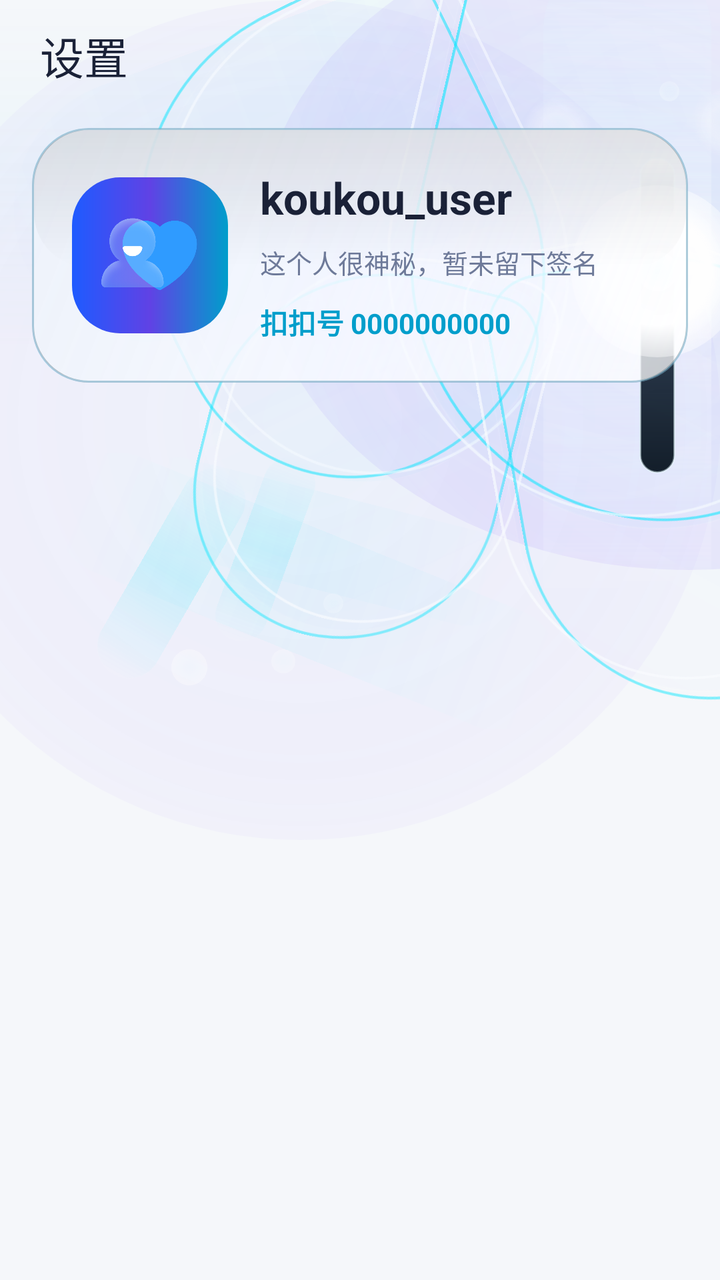
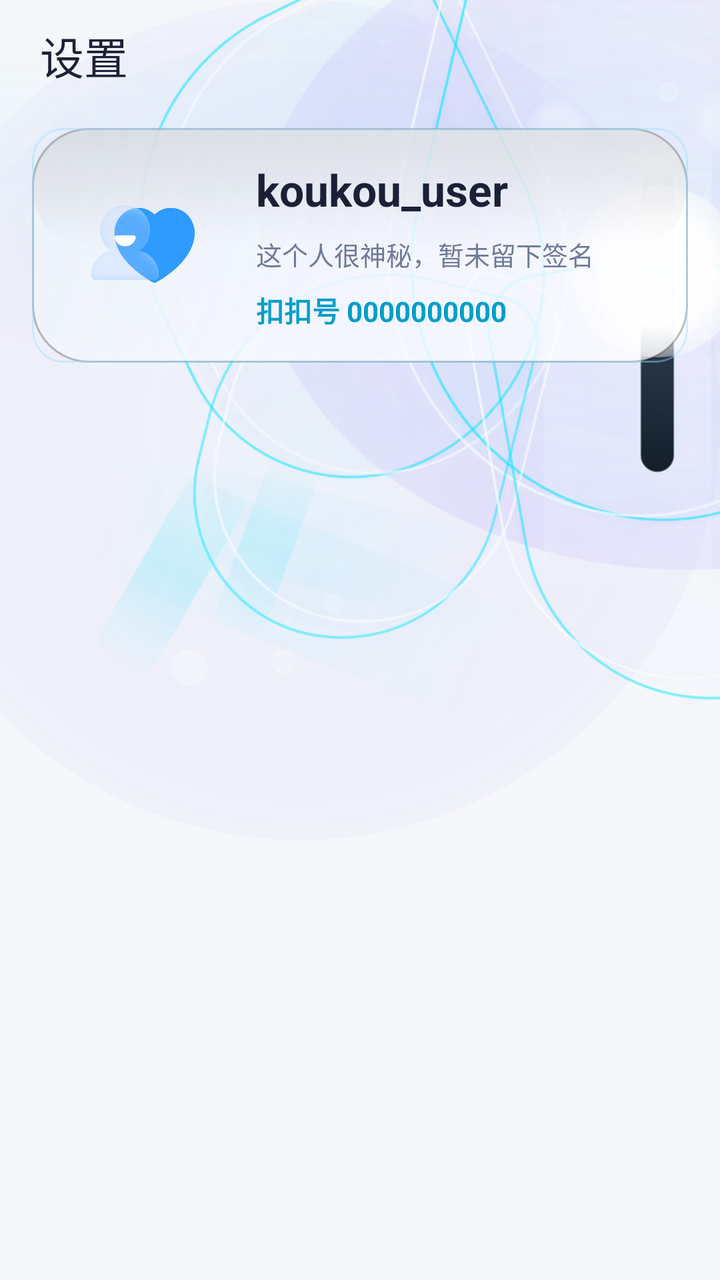

An Android layout rendered at two revisions. The XML below is the earlier revision; the diff shows what the commit changed to produce the second picture.
<!-- AndroidManifest.xml: application theme Theme.Koukou -->
<!-- res/layout/fragment_settings.xml -->
<?xml version="1.0" encoding="utf-8"?>
<androidx.constraintlayout.widget.ConstraintLayout xmlns:android="http://schemas.android.com/apk/res/android"
    xmlns:app="http://schemas.android.com/apk/res-auto"
    android:layout_width="match_parent"
    android:layout_height="match_parent"
    android:background="@android:color/transparent">

    <com.example.koukou.widget.CodeRainView
        android:id="@+id/code_rain_view"
        android:layout_width="0dp"
        android:layout_height="0dp"
        android:alpha="0.76"
        android:visibility="gone"
        app:layout_constraintBottom_toBottomOf="parent"
        app:layout_constraintEnd_toEndOf="parent"
        app:layout_constraintStart_toStartOf="parent"
        app:layout_constraintTop_toTopOf="parent" />

    <com.example.koukou.widget.ThemeAtmosphereView
        android:id="@+id/theme_effect_view"
        android:layout_width="0dp"
        android:layout_height="0dp"
        android:alpha="0.88"
        android:visibility="gone"
        app:layout_constraintBottom_toBottomOf="parent"
        app:layout_constraintEnd_toEndOf="parent"
        app:layout_constraintStart_toStartOf="parent"
        app:layout_constraintTop_toTopOf="parent" />

    <View
        android:id="@+id/view_top_scrim"
        android:layout_width="0dp"
        android:layout_height="172dp"
        android:background="@drawable/bg_settings_header_scrim"
        app:layout_constraintEnd_toEndOf="parent"
        app:layout_constraintStart_toStartOf="parent"
        app:layout_constraintTop_toTopOf="parent" />

    <View
        android:id="@+id/glow_halo"
        android:layout_width="420dp"
        android:layout_height="420dp"
        android:alpha="0.18"
        android:background="@drawable/bg_butterfly_halo"
        app:layout_constraintEnd_toEndOf="parent"
        app:layout_constraintTop_toTopOf="parent" />

    <View
        android:id="@+id/glow_sheen"
        android:layout_width="360dp"
        android:layout_height="132dp"
        android:alpha="0.12"
        android:background="@drawable/bg_butterfly_sheen"
        android:rotation="-20"
        app:layout_constraintEnd_toEndOf="parent"
        app:layout_constraintTop_toTopOf="parent" />

    <FrameLayout
        android:id="@+id/iv_decor"
        android:layout_width="430dp"
        android:layout_height="382dp"
        android:layout_marginTop="-18dp"
        android:layout_marginEnd="-88dp"
        android:alpha="0.98"
        app:layout_constraintEnd_toEndOf="parent"
        app:layout_constraintTop_toTopOf="parent">

        <include layout="@layout/view_iridescent_butterfly" />
    </FrameLayout>

    <com.google.android.material.appbar.MaterialToolbar
        android:id="@+id/toolbar"
        android:layout_width="0dp"
        android:layout_height="@dimen/app_bar_height"
        android:paddingStart="@dimen/page_horizontal_padding"
        android:paddingEnd="@dimen/page_horizontal_padding"
        app:contentInsetStartWithNavigation="0dp"
        app:layout_constraintEnd_toEndOf="parent"
        app:layout_constraintHorizontal_bias="0.5"
        app:layout_constraintStart_toStartOf="parent"
        app:layout_constraintTop_toTopOf="parent"
        app:layout_constraintWidth_max="@dimen/content_max_width"
        app:title="设置"
        app:titleTextColor="@color/butterfly_text_primary" />

    <com.google.android.material.card.MaterialCardView
        android:id="@+id/cv_info"
        android:layout_width="0dp"
        android:layout_height="wrap_content"
        android:layout_marginStart="@dimen/page_horizontal_padding"
        android:layout_marginTop="@dimen/space_sm"
        android:layout_marginEnd="@dimen/page_horizontal_padding"
        app:cardBackgroundColor="@android:color/transparent"
        app:cardCornerRadius="28dp"
        app:cardElevation="0dp"
        app:layout_constraintEnd_toEndOf="parent"
        app:layout_constraintHorizontal_bias="0.5"
        app:layout_constraintStart_toStartOf="parent"
        app:layout_constraintTop_toBottomOf="@id/toolbar"
        app:layout_constraintWidth_max="@dimen/content_max_width"
        app:strokeColor="#6C96DFFF"
        app:strokeWidth="1dp">

        <LinearLayout
            android:id="@+id/layout_info_surface"
            android:layout_width="match_parent"
            android:layout_height="wrap_content"
            android:background="@drawable/bg_butterfly_glass_card"
            android:gravity="center_vertical"
            android:orientation="horizontal"
            android:padding="20dp">

            <ImageView
                android:id="@+id/iv_avatar"
                android:layout_width="78dp"
                android:layout_height="78dp"
                android:background="@drawable/bg_login_gradient"
                android:padding="2dp"
                android:src="@mipmap/tubiao" />

            <LinearLayout
                android:layout_width="0dp"
                android:layout_height="wrap_content"
                android:layout_marginStart="@dimen/space_md"
                android:layout_weight="1"
                android:orientation="vertical">

                <TextView
                    android:id="@+id/tv_nickname"
                    android:layout_width="wrap_content"
                    android:layout_height="wrap_content"
                    android:text="koukou_user"
                    android:textColor="@color/butterfly_text_primary"
                    android:textSize="22sp"
                    android:textStyle="bold" />

                <TextView
                    android:id="@+id/tv_signature"
                    android:layout_width="wrap_content"
                    android:layout_height="wrap_content"
                    android:layout_marginTop="@dimen/space_sm"
                    android:maxLines="2"
                    android:text="这个人很神秘，暂未留下签名"
                    android:textColor="@color/butterfly_text_secondary"
                    android:textSize="13sp" />

                <TextView
                    android:id="@+id/tv_userid"
                    android:layout_width="wrap_content"
                    android:layout_height="wrap_content"
                    android:layout_marginTop="10dp"
                    android:text="扣扣号 0000000000"
                    android:textColor="@color/butterfly_cyan"
                    android:textSize="14sp"
                    android:textStyle="bold" />
            </LinearLayout>
        </LinearLayout>
    </com.google.android.material.card.MaterialCardView>

    <androidx.recyclerview.widget.RecyclerView
        android:id="@+id/rv_settings"
        android:layout_width="0dp"
        android:layout_height="0dp"
        android:clipToPadding="false"
        android:paddingStart="@dimen/page_horizontal_padding"
        android:paddingTop="10dp"
        android:paddingEnd="@dimen/page_horizontal_padding"
        android:paddingBottom="@dimen/page_bottom_content_padding"
        app:layout_constraintBottom_toBottomOf="parent"
        app:layout_constraintEnd_toEndOf="parent"
        app:layout_constraintHorizontal_bias="0.5"
        app:layout_constraintStart_toStartOf="parent"
        app:layout_constraintTop_toBottomOf="@id/cv_info"
        app:layout_constraintWidth_max="@dimen/content_max_width" />

</androidx.constraintlayout.widget.ConstraintLayout>
<!-- res/layout/view_iridescent_butterfly.xml (included above) -->
<?xml version="1.0" encoding="utf-8"?>
<FrameLayout xmlns:android="http://schemas.android.com/apk/res/android"
    android:layout_width="match_parent"
    android:layout_height="match_parent"
    android:clipChildren="false"
    android:clipToPadding="false">

    <View
        android:layout_width="430dp"
        android:layout_height="330dp"
        android:layout_gravity="end|top"
        android:layout_marginTop="-28dp"
        android:layout_marginEnd="-112dp"
        android:alpha="0.34"
        android:background="@drawable/bg_butterfly_halo"
        android:tag="butterfly_glow" />

    <View
        android:layout_width="280dp"
        android:layout_height="250dp"
        android:layout_gravity="end|top"
        android:layout_marginTop="18dp"
        android:layout_marginEnd="12dp"
        android:alpha="0.18"
        android:background="@drawable/bg_butterfly_ring_glass"
        android:tag="butterfly_glow" />

    <View
        android:layout_width="84dp"
        android:layout_height="360dp"
        android:layout_gravity="end|top"
        android:layout_marginTop="-10dp"
        android:layout_marginEnd="92dp"
        android:alpha="0.56"
        android:background="@drawable/bg_butterfly_vertical_beam"
        android:tag="light_beam" />

    <View
        android:layout_width="268dp"
        android:layout_height="62dp"
        android:layout_gravity="bottom|start"
        android:layout_marginStart="2dp"
        android:layout_marginBottom="38dp"
        android:alpha="0.22"
        android:background="@drawable/bg_butterfly_trail"
        android:rotation="22"
        android:tag="butterfly_glow" />

    <View
        android:layout_width="198dp"
        android:layout_height="48dp"
        android:layout_gravity="bottom|start"
        android:layout_marginStart="44dp"
        android:layout_marginBottom="70dp"
        android:alpha="0.16"
        android:background="@drawable/bg_butterfly_trail"
        android:rotation="14"
        android:tag="trail_particle" />

    <View
        android:layout_width="32dp"
        android:layout_height="116dp"
        android:layout_gravity="bottom|start"
        android:layout_marginStart="52dp"
        android:layout_marginBottom="20dp"
        android:alpha="0.34"
        android:background="@drawable/bg_butterfly_particle_trail"
        android:rotation="30"
        android:tag="trail_particle" />

    <View
        android:layout_width="26dp"
        android:layout_height="96dp"
        android:layout_gravity="bottom|start"
        android:layout_marginStart="102dp"
        android:layout_marginBottom="42dp"
        android:alpha="0.28"
        android:background="@drawable/bg_butterfly_particle_trail"
        android:rotation="20"
        android:tag="trail_particle" />

    <View
        android:layout_width="18dp"
        android:layout_height="18dp"
        android:layout_gravity="bottom|start"
        android:layout_marginStart="68dp"
        android:layout_marginBottom="22dp"
        android:alpha="0.38"
        android:background="@drawable/bg_butterfly_glint"
        android:tag="spray_particle" />

    <View
        android:layout_width="12dp"
        android:layout_height="12dp"
        android:layout_gravity="bottom|start"
        android:layout_marginStart="118dp"
        android:layout_marginBottom="28dp"
        android:alpha="0.3"
        android:background="@drawable/bg_butterfly_glint"
        android:tag="spray_particle" />

    <View
        android:layout_width="10dp"
        android:layout_height="10dp"
        android:layout_gravity="bottom|start"
        android:layout_marginStart="144dp"
        android:layout_marginBottom="58dp"
        android:alpha="0.24"
        android:background="@drawable/bg_butterfly_glint"
        android:tag="particle" />

    <View
        android:layout_width="14dp"
        android:layout_height="14dp"
        android:layout_gravity="top|start"
        android:layout_marginStart="196dp"
        android:layout_marginTop="108dp"
        android:alpha="0.34"
        android:background="@drawable/bg_butterfly_glint"
        android:tag="particle" />

    <View
        android:layout_width="10dp"
        android:layout_height="10dp"
        android:layout_gravity="top|end"
        android:layout_marginTop="58dp"
        android:layout_marginEnd="108dp"
        android:alpha="0.28"
        android:background="@drawable/bg_butterfly_glint"
        android:tag="particle" />

    <ImageView
        android:layout_width="192dp"
        android:layout_height="236dp"
        android:layout_gravity="end|top"
        android:layout_marginTop="22dp"
        android:layout_marginEnd="176dp"
        android:alpha="0.22"
        android:background="@drawable/bg_butterfly_wing_outer"
        android:rotation="-26" />

    <ImageView
        android:layout_width="192dp"
        android:layout_height="236dp"
        android:layout_gravity="end|top"
        android:layout_marginTop="20dp"
        android:layout_marginEnd="182dp"
        android:alpha="0.74"
        android:background="@drawable/bg_butterfly_wing_edge"
        android:rotation="-26"
        android:tag="chroma_cyan" />

    <ImageView
        android:layout_width="192dp"
        android:layout_height="236dp"
        android:layout_gravity="end|top"
        android:layout_marginTop="18dp"
        android:layout_marginEnd="170dp"
        android:alpha="0.7"
        android:background="@drawable/bg_butterfly_wing_edge_pearl"
        android:rotation="-26"
        android:tag="chroma_pearl" />

    <ImageView
        android:layout_width="240dp"
        android:layout_height="292dp"
        android:layout_gravity="end|top"
        android:layout_marginTop="-12dp"
        android:layout_marginEnd="2dp"
        android:alpha="0.24"
        android:background="@drawable/bg_butterfly_wing_outer"
        android:rotation="13"
        android:scaleX="-1" />

    <ImageView
        android:layout_width="240dp"
        android:layout_height="292dp"
        android:layout_gravity="end|top"
        android:layout_marginTop="-16dp"
        android:layout_marginEnd="-2dp"
        android:alpha="0.82"
        android:background="@drawable/bg_butterfly_wing_edge"
        android:rotation="13"
        android:scaleX="-1"
        android:tag="chroma_cyan" />

    <ImageView
        android:layout_width="240dp"
        android:layout_height="292dp"
        android:layout_gravity="end|top"
        android:layout_marginTop="-18dp"
        android:layout_marginEnd="10dp"
        android:alpha="0.78"
        android:background="@drawable/bg_butterfly_wing_edge_pearl"
        android:rotation="13"
        android:scaleX="-1"
        android:tag="chroma_pearl" />

    <ImageView
        android:layout_width="152dp"
        android:layout_height="188dp"
        android:layout_gravity="end|bottom"
        android:layout_marginEnd="190dp"
        android:layout_marginBottom="48dp"
        android:alpha="0.2"
        android:background="@drawable/bg_butterfly_wing_inner"
        android:rotation="14" />

    <ImageView
        android:layout_width="152dp"
        android:layout_height="188dp"
        android:layout_gravity="end|bottom"
        android:layout_marginEnd="194dp"
        android:layout_marginBottom="44dp"
        android:alpha="0.72"
        android:background="@drawable/bg_butterfly_wing_edge_inner"
        android:rotation="14"
        android:tag="chroma_cyan" />

    <ImageView
        android:layout_width="152dp"
        android:layout_height="188dp"
        android:layout_gravity="end|bottom"
        android:layout_marginEnd="184dp"
        android:layout_marginBottom="52dp"
        android:alpha="0.66"
        android:background="@drawable/bg_butterfly_wing_edge_inner_pearl"
        android:rotation="14"
        android:tag="chroma_pearl" />

    <ImageView
        android:layout_width="182dp"
        android:layout_height="226dp"
        android:layout_gravity="end|bottom"
        android:layout_marginEnd="12dp"
        android:layout_marginBottom="18dp"
        android:alpha="0.22"
        android:background="@drawable/bg_butterfly_wing_inner"
        android:rotation="-10"
        android:scaleX="-1" />

    <ImageView
        android:layout_width="182dp"
        android:layout_height="226dp"
        android:layout_gravity="end|bottom"
        android:layout_marginEnd="8dp"
        android:layout_marginBottom="14dp"
        android:alpha="0.78"
        android:background="@drawable/bg_butterfly_wing_edge_inner"
        android:rotation="-10"
        android:scaleX="-1"
        android:tag="chroma_cyan" />

    <ImageView
        android:layout_width="182dp"
        android:layout_height="226dp"
        android:layout_gravity="end|bottom"
        android:layout_marginEnd="20dp"
        android:layout_marginBottom="24dp"
        android:alpha="0.72"
        android:background="@drawable/bg_butterfly_wing_edge_inner_pearl"
        android:rotation="-10"
        android:scaleX="-1"
        android:tag="chroma_pearl" />

    <View
        android:layout_width="18dp"
        android:layout_height="158dp"
        android:layout_gravity="end|top"
        android:layout_marginTop="96dp"
        android:layout_marginEnd="110dp"
        android:alpha="0.96"
        android:background="@drawable/bg_butterfly_body" />

    <View
        android:layout_width="86dp"
        android:layout_height="86dp"
        android:layout_gravity="end|top"
        android:layout_marginTop="110dp"
        android:layout_marginEnd="76dp"
        android:alpha="1"
        android:background="@drawable/bg_butterfly_core_glow"
        android:tag="core_glow" />

    <View
        android:layout_width="20dp"
        android:layout_height="20dp"
        android:layout_gravity="end|top"
        android:layout_marginTop="143dp"
        android:layout_marginEnd="109dp"
        android:alpha="0.88"
        android:background="@drawable/bg_butterfly_glint"
        android:tag="core_glow" />

    <View
        android:layout_width="34dp"
        android:layout_height="34dp"
        android:layout_gravity="end|top"
        android:layout_marginTop="66dp"
        android:layout_marginEnd="152dp"
        android:alpha="0.32"
        android:background="@drawable/bg_butterfly_glint"
        android:tag="butterfly_glow" />

    <View
        android:layout_width="40dp"
        android:layout_height="40dp"
        android:layout_gravity="end|top"
        android:layout_marginTop="58dp"
        android:layout_marginEnd="64dp"
        android:alpha="0.3"
        android:background="@drawable/bg_butterfly_glint"
        android:tag="butterfly_glow" />

</FrameLayout>
<!-- resources referenced by this layout -->
<resources>
  <color name="butterfly_cyan">#009ECB</color>
  <color name="butterfly_text_primary">#1A2137</color>
  <color name="butterfly_text_secondary">#6E7A99</color>
  <dimen name="app_bar_height">56dp</dimen>
  <dimen name="content_max_width">840dp</dimen>
  <dimen name="page_bottom_content_padding">72dp</dimen>
  <dimen name="page_horizontal_padding">16dp</dimen>
  <dimen name="space_md">16dp</dimen>
  <dimen name="space_sm">8dp</dimen>
  <!-- drawable bg_butterfly_glint (drawable) -->
  <?xml version="1.0" encoding="utf-8"?>
  <shape xmlns:android="http://schemas.android.com/apk/res/android"
      android:shape="oval">
      <gradient
          android:centerColor="#FFFFFFFF"
          android:endColor="#00FFFFFF"
          android:gradientRadius="18dp"
          android:startColor="#B8F0FFFF"
          android:type="radial" />
  </shape>
  <!-- drawable bg_butterfly_halo (drawable) -->
  <?xml version="1.0" encoding="utf-8"?>
  <shape xmlns:android="http://schemas.android.com/apk/res/android"
      android:shape="oval">
      <gradient
          android:centerColor="#4C805CFF"
          android:endColor="#00081218"
          android:gradientRadius="320dp"
          android:startColor="#2E1E5BFF"
          android:type="radial" />
  </shape>
  <!-- drawable bg_login_gradient (drawable) -->
  <?xml version="1.0" encoding="utf-8"?>
  <shape xmlns:android="http://schemas.android.com/apk/res/android"
      android:shape="rectangle">
      <gradient
          android:angle="0"
          android:centerColor="@color/butterfly_purple"
          android:endColor="@color/butterfly_cyan"
          android:startColor="@color/butterfly_primary"
          android:type="linear" />
      <corners android:radius="24dp" />
  </shape>
  <!-- drawable bg_settings_header_scrim (drawable) -->
  <?xml version="1.0" encoding="utf-8"?>
  <shape xmlns:android="http://schemas.android.com/apk/res/android"
      android:shape="rectangle">
      <gradient
          android:angle="90"
          android:startColor="#18F3F6FC"
          android:centerColor="#0A33D8F3"
          android:endColor="#00000000"
          android:type="linear" />
  </shape>
  <style name="Theme.Koukou" parent="Base.Theme.Koukou" />
  <color name="butterfly_purple">#6042E5</color>
  <color name="butterfly_primary">#1E5BFF</color>
  <color name="md_theme_primary">#00D4FF</color>
  <color name="md_theme_onPrimary">#FFFFFF</color>
  <color name="md_theme_primaryContainer">#EAF4FB</color>
  <color name="md_theme_secondary">#7B2FFF</color>
  <color name="md_theme_onSecondary">#FFFFFF</color>
  <color name="md_theme_background">#F5F7FA</color>
  <color name="md_theme_surface">#FFFFFF</color>
  <color name="md_theme_onBackground">#1A2137</color>
  <color name="md_theme_onSurface">#1A2137</color>
  <style name="Widget.Koukou.Toolbar" parent="Widget.Material3.Toolbar">
          <item name="android:layout_height">@dimen/app_bar_height</item>
          <item name="titleTextColor">@color/butterfly_text_primary</item>
          <item name="subtitleTextColor">@color/butterfly_text_secondary</item>
          <item name="android:background">@android:color/transparent</item>
      </style>
  <style name="Widget.Koukou.Button" parent="Widget.Material3.Button">
          <item name="cornerRadius">24dp</item>
          <item name="android:minHeight">@dimen/button_primary_height</item>
          <item name="android:textAllCaps">false</item>
      </style>
  <dimen name="card_radius">16dp</dimen>
  <dimen name="card_elevation">4dp</dimen>
  <color name="card_border">#D4DCE8</color>
  <color name="card_background">#FFFFFF</color>
  <dimen name="button_primary_height">48dp</dimen>
  <dimen name="input_corner_radius">12dp</dimen>
  <!-- unchanged entries left out for length: 18 -->
</resources>

<!-- the commit's change to res/layout/fragment_settings.xml (unified diff, before → after) -->
@@ -21,6 +21,16 @@
         android:layout_width="0dp"
         android:layout_height="0dp"
         android:alpha="0.88"
+        android:visibility="gone"
+        app:layout_constraintBottom_toBottomOf="parent"
+        app:layout_constraintEnd_toEndOf="parent"
+        app:layout_constraintStart_toStartOf="parent"
+        app:layout_constraintTop_toTopOf="parent" />
+
+    <com.example.koukou.widget.RaindropFxView
+        android:id="@id/raindrop_view"
+        android:layout_width="0dp"
+        android:layout_height="0dp"
         android:visibility="gone"
         app:layout_constraintBottom_toBottomOf="parent"
         app:layout_constraintEnd_toEndOf="parent"
@@ -91,15 +101,15 @@
         android:layout_marginTop="@dimen/space_sm"
         android:layout_marginEnd="@dimen/page_horizontal_padding"
         app:cardBackgroundColor="@android:color/transparent"
-        app:cardCornerRadius="28dp"
+        app:cardCornerRadius="@dimen/card_radius"
         app:cardElevation="0dp"
         app:layout_constraintEnd_toEndOf="parent"
         app:layout_constraintHorizontal_bias="0.5"
         app:layout_constraintStart_toStartOf="parent"
         app:layout_constraintTop_toBottomOf="@id/toolbar"
         app:layout_constraintWidth_max="@dimen/content_max_width"
-        app:strokeColor="#6C96DFFF"
-        app:strokeWidth="1dp">
+        app:strokeColor="@color/butterfly_stroke_accent"
+        app:strokeWidth="@dimen/stroke_width">
 
         <LinearLayout
             android:id="@+id/layout_info_surface"
@@ -108,14 +118,12 @@
             android:background="@drawable/bg_butterfly_glass_card"
             android:gravity="center_vertical"
             android:orientation="horizontal"
-            android:padding="20dp">
+            android:padding="@dimen/card_inner_padding">
 
             <ImageView
                 android:id="@+id/iv_avatar"
-                android:layout_width="78dp"
-                android:layout_height="78dp"
-                android:background="@drawable/bg_login_gradient"
-                android:padding="2dp"
+                android:layout_width="@dimen/avatar_xl"
+                android:layout_height="@dimen/avatar_xl"
                 android:src="@mipmap/tubiao" />
 
             <LinearLayout
@@ -148,7 +156,7 @@
                     android:id="@+id/tv_userid"
                     android:layout_width="wrap_content"
                     android:layout_height="wrap_content"
-                    android:layout_marginTop="10dp"
+                    android:layout_marginTop="@dimen/space_sm"
                     android:text="扣扣号 0000000000"
                     android:textColor="@color/butterfly_cyan"
                     android:textSize="14sp"
@@ -163,7 +171,7 @@
         android:layout_height="0dp"
         android:clipToPadding="false"
         android:paddingStart="@dimen/page_horizontal_padding"
-        android:paddingTop="10dp"
+        android:paddingTop="@dimen/space_sm"
         android:paddingEnd="@dimen/page_horizontal_padding"
         android:paddingBottom="@dimen/page_bottom_content_padding"
         app:layout_constraintBottom_toBottomOf="parent"
<!-- resource entries referenced after the edit -->
@@ -1,14 +1,18 @@
 <!-- resources referenced by this layout -->
 <resources>
   <color name="butterfly_cyan">#009ECB</color>
+  <color name="butterfly_stroke_accent">#6C96DFFF</color>
   <color name="butterfly_text_primary">#1A2137</color>
   <color name="butterfly_text_secondary">#6E7A99</color>
   <dimen name="app_bar_height">56dp</dimen>
+  <dimen name="avatar_xl">80dp</dimen>
+  <dimen name="card_inner_padding">16dp</dimen>
   <dimen name="content_max_width">840dp</dimen>
   <dimen name="page_bottom_content_padding">72dp</dimen>
   <dimen name="page_horizontal_padding">16dp</dimen>
   <dimen name="space_md">16dp</dimen>
   <dimen name="space_sm">8dp</dimen>
+  <dimen name="stroke_width">1dp</dimen>
   <!-- drawable bg_butterfly_glint (drawable) -->
   <?xml version="1.0" encoding="utf-8"?>
   <shape xmlns:android="http://schemas.android.com/apk/res/android"
@@ -31,18 +35,6 @@
           android:startColor="#2E1E5BFF"
           android:type="radial" />
   </shape>
-  <!-- drawable bg_login_gradient (drawable) -->
-  <?xml version="1.0" encoding="utf-8"?>
-  <shape xmlns:android="http://schemas.android.com/apk/res/android"
-      android:shape="rectangle">
-      <gradient
-          android:angle="0"
-          android:centerColor="@color/butterfly_purple"
-          android:endColor="@color/butterfly_cyan"
-          android:startColor="@color/butterfly_primary"
-          android:type="linear" />
-      <corners android:radius="24dp" />
-  </shape>
   <!-- drawable bg_settings_header_scrim (drawable) -->
   <?xml version="1.0" encoding="utf-8"?>
   <shape xmlns:android="http://schemas.android.com/apk/res/android"
@@ -55,8 +47,6 @@
           android:type="linear" />
   </shape>
   <style name="Theme.Koukou" parent="Base.Theme.Koukou" />
-  <color name="butterfly_purple">#6042E5</color>
-  <color name="butterfly_primary">#1E5BFF</color>
   <color name="md_theme_primary">#00D4FF</color>
   <color name="md_theme_onPrimary">#FFFFFF</color>
   <color name="md_theme_primaryContainer">#EAF4FB</color>
